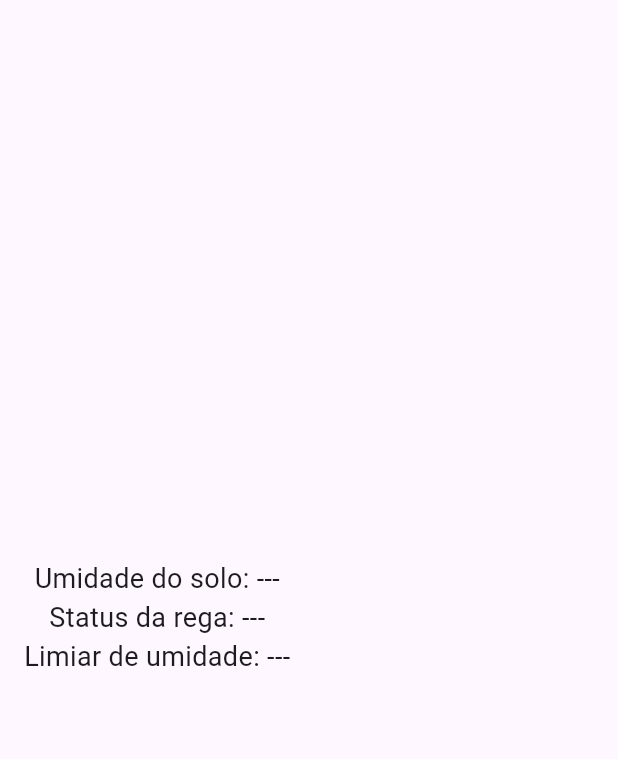
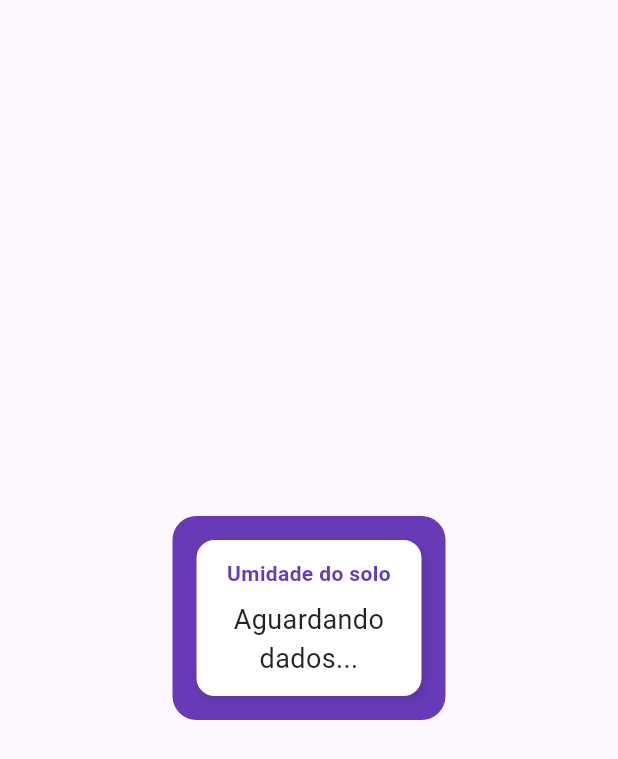
Before and after one commit to NyGold/volt-age-app, a Flutter app: the Tela2 widget shown alone on an empty page, opened directly, on a phone screen of 412 x 824 dp. Shown: the top 759 px of the screen. Run offline on Flutter 3.47's test engine with Material 3 defaults, Android fonts, the phone set to English and light mode, and no system bars; our stand-ins replace flutter_dotenv; missing offline and left inert: mqtt_client; network calls fail.

Commit message:
Refactor code structure for improved readability and maintainability

```diff
--- a/lib/telas/tela_2.dart
+++ b/lib/telas/tela_2.dart
@@ -1,9 +1,12 @@
 // tela do modulo de jardinagem
 
 import 'package:flutter/material.dart';
+import 'package:flutter_dotenv/flutter_dotenv.dart';
 import 'package:volt_age_app/mqtt_services/mqtt.dart';
 import 'package:mqtt_client/mqtt_client.dart';
-import 'package:flutter_dotenv/flutter_dotenv.dart';
+import 'package:http/http.dart' as http;
+import 'dart:convert';
+
 class Tela2 extends StatefulWidget {
   const Tela2({super.key});
 
@@ -12,62 +15,145 @@ class Tela2 extends StatefulWidget {
 }
 
 class _Tela2State extends State<Tela2> {
-  String umidadeSolo = '---';
-  String statusRega = '---';
-  String limiarUmidade = '---';
+  String umidadeSolo = 'Aguardando dados...';
+  String statusRega = 'Aguardando dados...';
+  String limiarUmidade = 'Aguardando dados...';
 
   @override
   void initState() {
     super.initState();
-    initMQTT();
+    inicializarEstado();
   }
 
-  Future<void> initMQTT() async {
+  Future<void> inicializarEstado() async {
     await dotenv.load();
     final usuario = dotenv.env["ADAFRUIT_IO_USERNAME"];
+    final key = dotenv.env["ADAFRUIT_IO_KEY"];
 
+    // Busca o último valor de cada feed via REST API
+    await buscarValorFeed(usuario!, key!, "jardinagem.jardim-umidade-solo", (valor) {
+      setState(() => umidadeSolo = valor);
+    });
+    await buscarValorFeed(usuario, key, "jardinagem.jardim-status-rega", (valor) {
+      setState(() => statusRega = valor);
+    });
+    await buscarValorFeed(usuario, key, "jardinagem.jardim-limiar-umidade", (valor) {
+      setState(() => limiarUmidade = valor);
+    });
+
+    // Depois conecta ao MQTT normalmente
+    await inicializarMqtt(usuario);
+  }
+
+  Future<void> buscarValorFeed(String usuario, String key, String feed, Function(String) onValor) async {
+    final url = 'https://io.adafruit.com/api/v2/$usuario/feeds/$feed/data/last';
+    try {
+      final response = await http.get(
+        Uri.parse(url),
+        headers: {'X-AIO-Key': key},
+      );
+      if (response.statusCode == 200) {
+        final data = json.decode(response.body);
+        final valor = data['value'].toString();
+        onValor(valor);
+      }
+    } catch (e) {
+      print('Erro ao buscar valor inicial do feed $feed: $e');
+    }
+  }
+
+  Future<void> inicializarMqtt(String usuario) async {
     await connect().then((client) {
       print('Conectado ao MQTT com sucesso!');
 
-      // Inscreve-se nos tópicos necessários
-      client.subscribe("$usuario/groups/jardinagem/feeds/jardim-umidade-solo", MqttQos.atLeastOnce);
-      client.subscribe("$usuario/groups/jardinagem/feeds/jardim-status-rega", MqttQos.atLeastOnce);
-      client.subscribe("$usuario/groups/jardinagem/feeds/jardim-limiar-umidade", MqttQos.atLeastOnce);
+      client.subscribe("$usuario/feeds/jardinagem.jardim-umidade-solo", MqttQos.atLeastOnce);
+      client.subscribe("$usuario/feeds/jardinagem.jardim-status-rega", MqttQos.atLeastOnce);
+      client.subscribe("$usuario/feeds/jardinagem.jardim-limiar-umidade", MqttQos.atLeastOnce);
 
-      // Escuta as atualizações dos tópicos
       client.updates!.listen((List<MqttReceivedMessage<MqttMessage>> c) {
-        setState(() {
         for (final msg in c) {
           final recMess = msg.payload as MqttPublishMessage;
-            final mensagem = MqttPublishPayload.bytesToStringAsString(recMess.payload.message);
+          final payload = MqttPublishPayload.bytesToStringAsString(recMess.payload.message);
           final topico = msg.topic;
 
           if (topico.endsWith('jardim-umidade-solo')) {
-              umidadeSolo = mensagem;
+            setState(() => umidadeSolo = payload);
           } else if (topico.endsWith('jardim-status-rega')) {
-              statusRega = mensagem;
+            setState(() => statusRega = payload);
           } else if (topico.endsWith('jardim-limiar-umidade')) {
-              limiarUmidade = mensagem;
+            setState(() => limiarUmidade = payload);
           }
         }
       });
-      });
-
     }).catchError((error) {
       print('Erro ao conectar ao MQTT: $error');
+      setState(() {
+        umidadeSolo = 'Erro ao conectar ao MQTT';
+        statusRega = 'Erro ao conectar ao MQTT';
+        limiarUmidade = 'Erro ao conectar ao MQTT';
+      });
     });
   }
 
   @override
   Widget build(BuildContext context) {
+    return Padding(
+      padding: const EdgeInsets.all(8.0),
+      child: Center(
+        child: Container(
+          decoration: BoxDecoration(
+            color: Colors.deepPurple,
+            borderRadius: BorderRadius.circular(16),
+          ),
+          padding: const EdgeInsets.all(16.0),
+          child: Wrap(
+            spacing: 16,
+            runSpacing: 16,
+            children: [
+              _buildBloco("Umidade do solo", umidadeSolo),
+            ],
+          ),
+        ),
+      ),
+    );
+  }
+
+  Widget _buildBloco(String titulo, String valor) {
     return Container(
-      padding: const EdgeInsets.all(16.0),
+      width: 150,
+      padding: const EdgeInsets.all(12),
+      decoration: BoxDecoration(
+        color: Colors.white,
+        borderRadius: BorderRadius.circular(12),
+        boxShadow: [
+          BoxShadow(
+            color: Colors.black12,
+            blurRadius: 4,
+            offset: Offset(2, 2),
+          ),
+        ],
+      ),
       child: Column(
-        mainAxisAlignment: MainAxisAlignment.center,
+        mainAxisSize: MainAxisSize.min,
         children: [
-          Text('Umidade do solo: $umidadeSolo', style: const TextStyle(fontSize: 18)),
-          Text('Status da rega: $statusRega', style: const TextStyle(fontSize: 18)),
-          Text('Limiar de umidade: $limiarUmidade', style: const TextStyle(fontSize: 18)),
+          Text(
+            titulo,
+            style: const TextStyle(
+              fontWeight: FontWeight.bold,
+              color: Colors.deepPurple,
+              fontSize: 14,
+            ),
+            textAlign: TextAlign.center,
+          ),
+          const SizedBox(height: 8),
+          Text(
+            valor,
+            style: const TextStyle(
+              fontSize: 18,
+              color: Colors.black87,
+            ),
+            textAlign: TextAlign.center,
+          ),
         ],
       ),
     );
```
Also changed, not shown: lib/home_page.dart (+25 -5 lines), lib/telas/tela_3.dart (+56 -24 lines), 1 other file. Lines whose indentation alone changed are shown as unchanged.
